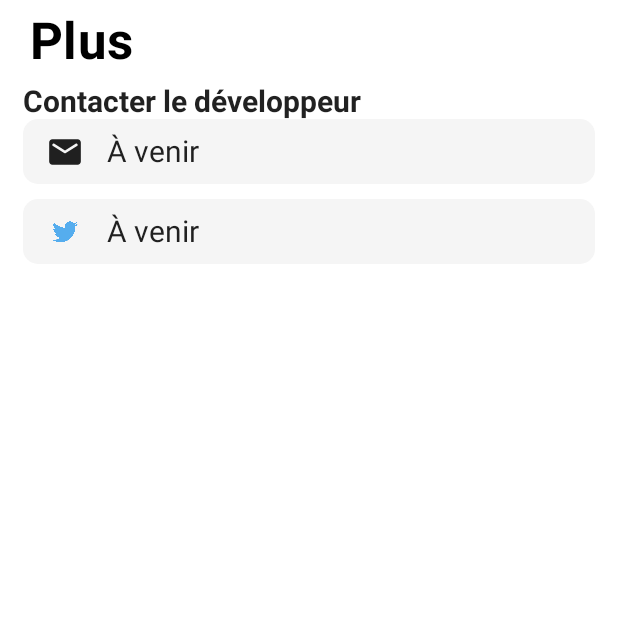
After one commit to Diplay33/OuEstMonBusAndroid, an Android app built with Jetpack Compose: the composable MoreViewMain shown on its own in the app's theme, on a phone screen of 412 x 824 dp, the top half of it. The commit adds this screen. Run offline under Robolectric (Android 15) with nearby library versions, the phone set to English and light mode, and no system bars.

Commit message:
- began MoreView

```diff
--- a/app/src/main/java/com/example/ouestmonbus/MainActivity.kt
+++ b/app/src/main/java/com/example/ouestmonbus/MainActivity.kt
@@ -1,25 +1,12 @@
 package com.example.ouestmonbus
 
-import android.content.Context
 import android.os.Bundle
 import androidx.activity.ComponentActivity
 import androidx.activity.compose.setContent
-import androidx.compose.foundation.layout.Column
-import androidx.compose.foundation.layout.fillMaxWidth
-import androidx.compose.foundation.layout.padding
 import androidx.compose.material.Scaffold
 import androidx.compose.material.Text
 import androidx.compose.runtime.Composable
-import androidx.compose.ui.Alignment
-import androidx.compose.ui.Modifier
-import androidx.compose.ui.text.style.TextAlign
 import androidx.compose.ui.tooling.preview.Preview
-import androidx.compose.ui.unit.dp
-import androidx.datastore.core.DataStore
-import androidx.datastore.preferences.core.Preferences
-import androidx.datastore.preferences.core.edit
-import androidx.datastore.preferences.core.intPreferencesKey
-import androidx.datastore.preferences.preferencesDataStore
 import androidx.navigation.NavType
 import androidx.navigation.compose.NavHost
 import androidx.navigation.compose.composable
@@ -31,7 +18,7 @@ import view.Screens.BottomNavigationScreens
 import view.Screens.CartesScreens
 import view.lines_map_list.LinesMapListMain
 import view.lines_map_list.line_map.HelloWorld
-import view.more.MoreMain
+import view.more_view.MoreViewMain
 
 class MainActivity : ComponentActivity() {
     override fun onCreate(savedInstanceState: Bundle?) {
@@ -63,7 +50,7 @@ class MainActivity : ComponentActivity() {
 
                     //Plus screen
                     composable(BottomNavigationScreens.Plus.route) {
-                        MoreMain(navController)
+                        MoreViewMain(navController)
                     }
                 }
             }
--- a/app/src/main/java/view/more/MoreMain.kt
+++ /dev/null
@@ -1,12 +0,0 @@
-package view.more
-
-import androidx.compose.material.Scaffold
-import androidx.compose.runtime.Composable
-import androidx.navigation.NavController
-
-@Composable
-fun MoreMain(navController: NavController) {
-    Scaffold(topBar = { MoreTopBar() } ) {
-
-    }
-}
--- /dev/null
+++ b/app/src/main/java/view/more_view/MoreViewContactGroup.kt
@@ -0,0 +1,29 @@
+package view.more_view
+
+import androidx.compose.foundation.layout.Column
+import androidx.compose.foundation.layout.Spacer
+import androidx.compose.foundation.layout.height
+import androidx.compose.foundation.layout.padding
+import androidx.compose.material.Text
+import androidx.compose.runtime.Composable
+import androidx.compose.ui.Modifier
+import androidx.compose.ui.text.font.FontWeight
+import androidx.compose.ui.unit.dp
+import androidx.compose.ui.unit.sp
+
+@Composable
+fun MoreViewContactGroup() {
+    Column {
+        Text("Contacter le développeur", fontWeight = FontWeight.Bold, fontSize = 20.sp, modifier = Modifier
+            .padding(start = 15.dp)
+        )
+
+        MoreViewContactMailRow()
+
+        Spacer(modifier = Modifier
+            .height(10.dp)
+        )
+
+        MoreViewContactTwitterRow()
+    }
+}
--- /dev/null
+++ b/app/src/main/java/view/more_view/MoreViewContactMailRow.kt
@@ -0,0 +1,48 @@
+package view.more_view
+
+import androidx.compose.foundation.background
+import androidx.compose.foundation.layout.*
+import androidx.compose.foundation.shape.RoundedCornerShape
+import androidx.compose.material.Icon
+import androidx.compose.material.Text
+import androidx.compose.material.icons.Icons
+import androidx.compose.material.icons.rounded.Email
+import androidx.compose.runtime.Composable
+import androidx.compose.ui.Alignment
+import androidx.compose.ui.Modifier
+import androidx.compose.ui.graphics.Color
+import androidx.compose.ui.unit.dp
+import androidx.compose.ui.unit.sp
+
+@Composable
+fun MoreViewContactMailRow() {
+    Row(modifier = Modifier
+        .padding(horizontal = 15.dp)
+        .fillMaxWidth()
+        .background(
+            Color(0xffF5F5F5),
+            shape = RoundedCornerShape(10.dp)
+        )
+    ) {
+        Row(modifier = Modifier
+            .padding(horizontal = 15.dp, vertical = 4.dp)
+        ) {
+            Icon(imageVector = Icons.Rounded.Email, contentDescription = null, modifier = Modifier
+                .align(Alignment.CenterVertically)
+                .size(25.dp)
+            )
+
+            Spacer(modifier = Modifier
+                .width(15.dp)
+            )
+
+            Text("À venir", fontSize = 20.sp, modifier = Modifier
+                .align(Alignment.CenterVertically)
+            )
+
+            Spacer(modifier = Modifier
+                .height(35.dp)
+            )
+        }
+    }
+}
--- /dev/null
+++ b/app/src/main/java/view/more_view/MoreViewContactTwitterRow.kt
@@ -0,0 +1,51 @@
+package view.more_view
+
+import androidx.compose.foundation.Image
+import androidx.compose.foundation.background
+import androidx.compose.foundation.layout.*
+import androidx.compose.foundation.shape.RoundedCornerShape
+import androidx.compose.material.Icon
+import androidx.compose.material.Text
+import androidx.compose.material.icons.Icons
+import androidx.compose.material.icons.rounded.Email
+import androidx.compose.runtime.Composable
+import androidx.compose.ui.Alignment
+import androidx.compose.ui.Modifier
+import androidx.compose.ui.graphics.Color
+import androidx.compose.ui.res.painterResource
+import androidx.compose.ui.unit.dp
+import androidx.compose.ui.unit.sp
+import com.example.ouestmonbus.R
+
+@Composable
+fun MoreViewContactTwitterRow() {
+    Row(modifier = Modifier
+        .padding(horizontal = 15.dp)
+        .fillMaxWidth()
+        .background(
+            Color(0xffF5F5F5),
+            shape = RoundedCornerShape(10.dp)
+        )
+    ) {
+        Row(modifier = Modifier
+            .padding(horizontal = 15.dp, vertical = 4.dp)
+        ) {
+            Image(painterResource(id = R.drawable.twitter), contentDescription = null, modifier = Modifier
+                .align(Alignment.CenterVertically)
+                .size(25.dp)
+            )
+
+            Spacer(modifier = Modifier
+                .width(15.dp)
+            )
+
+            Text("À venir", fontSize = 20.sp, modifier = Modifier
+                .align(Alignment.CenterVertically)
+            )
+
+            Spacer(modifier = Modifier
+                .height(35.dp)
+            )
+        }
+    }
+}
--- /dev/null
+++ b/app/src/main/java/view/more_view/MoreViewMain.kt
@@ -0,0 +1,17 @@
+package view.more_view
+
+import androidx.compose.foundation.lazy.LazyColumn
+import androidx.compose.material.Scaffold
+import androidx.compose.runtime.Composable
+import androidx.navigation.NavController
+
+@Composable
+fun MoreViewMain(navController: NavController) {
+    Scaffold(topBar = { MoreTopBar() } ) {
+        LazyColumn {
+            item {
+                MoreViewContactGroup()
+            }
+        }
+    }
+}
--- a/app/src/main/java/view/more/MoreTopBar.kt
+++ b/app/src/main/java/view/more_view/MoreViewTopBar.kt
@@ -1,4 +1,4 @@
-package view.more
+package view.more_view
 
 import androidx.compose.foundation.layout.padding
 import androidx.compose.material.MaterialTheme
```
Also changed, not shown: app/src/main/res/drawable/twitter.png (added).
